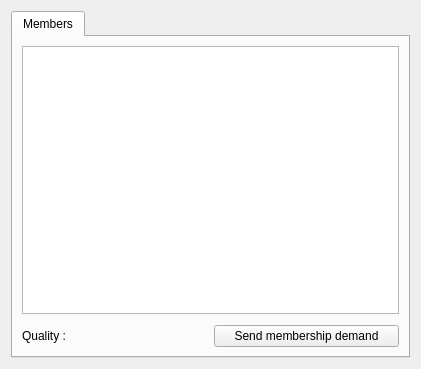
Qt form res/ui/community_tab.ui (duniter/sakia) before a commit.
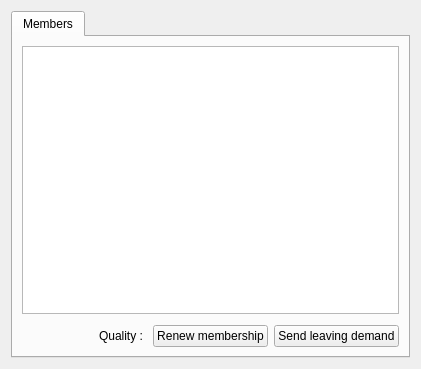
The same form after that commit. Icons and pictures are not drawn.

Commit message: Added renew membership + warning when leaving a community

The edit to the form file:
```diff
--- a/res/ui/community_tab.ui
+++ b/res/ui/community_tab.ui
@@ -57,6 +57,19 @@
            <property name="topMargin">
             <number>5</number>
            </property>
+           <item>
+            <spacer name="horizontalSpacer">
+             <property name="orientation">
+              <enum>Qt::Horizontal</enum>
+             </property>
+             <property name="sizeHint" stdset="0">
+              <size>
+               <width>40</width>
+               <height>20</height>
+              </size>
+             </property>
+            </spacer>
+           </item>
            <item>
             <widget class="QLabel" name="label_quality">
              <property name="text">
@@ -67,7 +80,14 @@
            <item>
             <widget class="QPushButton" name="button_membership">
              <property name="text">
-              <string>Send membership demand</string>
+              <string>Renew membership</string>
+             </property>
+            </widget>
+           </item>
+           <item>
+            <widget class="QPushButton" name="button_leaving">
+             <property name="text">
+              <string>Send leaving demand</string>
              </property>
             </widget>
            </item>
```
Left out of the diff: 10 changed lines with no effect on the pictures. The commit also changes 2 other files.
